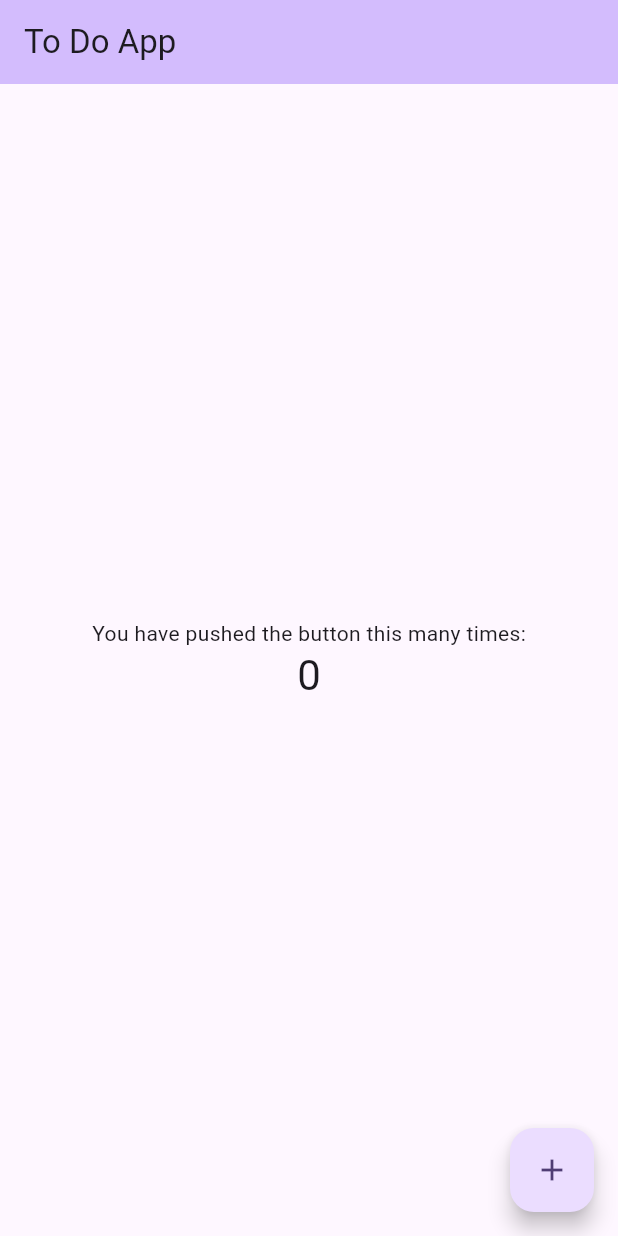
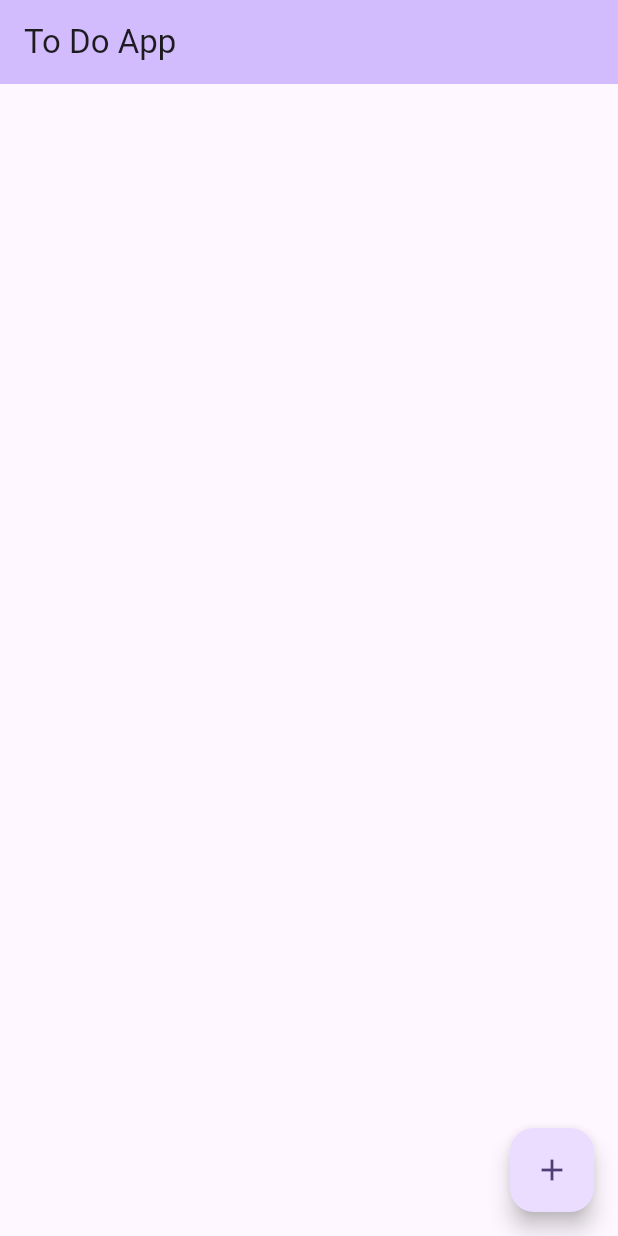
Before and after one commit to HamidAliSE/todo_app, a Flutter app: the screen it shows after launch, on a phone screen of 412 x 824 dp. Run offline on Flutter 3.47's test engine with Material 3 defaults, Android fonts, the phone set to English and light mode, and no system bars.

Commit message:
refactor: removed increment counter & related code

```diff
--- a/lib/main.dart
+++ b/lib/main.dart
@@ -27,12 +27,10 @@ class MyHomePage extends StatefulWidget {
 }
 
 class _MyHomePageState extends State<MyHomePage> {
-  int _counter = 0;
   List<String> _tasks = [];
 
-  void _incrementCounter() {
+  void _addTask() {
     setState(() {
-      _counter++;
       _tasks.add('Task ${_tasks.length}');
     });
   }
@@ -48,11 +46,6 @@ class _MyHomePageState extends State<MyHomePage> {
         child: Column(
           mainAxisAlignment: .center,
           children: [
-            const Text('You have pushed the button this many times:'),
-            Text(
-              '$_counter',
-              style: Theme.of(context).textTheme.headlineMedium,
-            ),
             ..._tasks.map((task) {
               return Text(task);
             }),
@@ -60,8 +53,8 @@ class _MyHomePageState extends State<MyHomePage> {
         ),
       ),
       floatingActionButton: FloatingActionButton(
-        onPressed: _incrementCounter,
-        tooltip: 'Increment',
+        onPressed: _addTask,
+        tooltip: 'Add Task',
         child: const Icon(Icons.add),
       ),
     );
```
